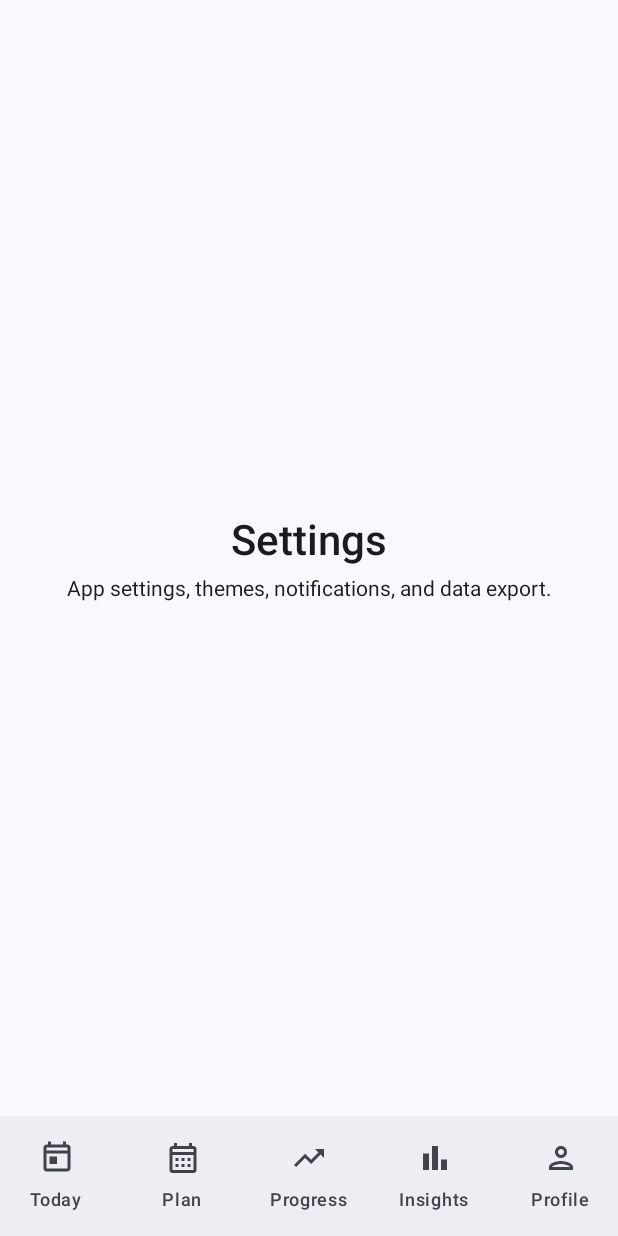
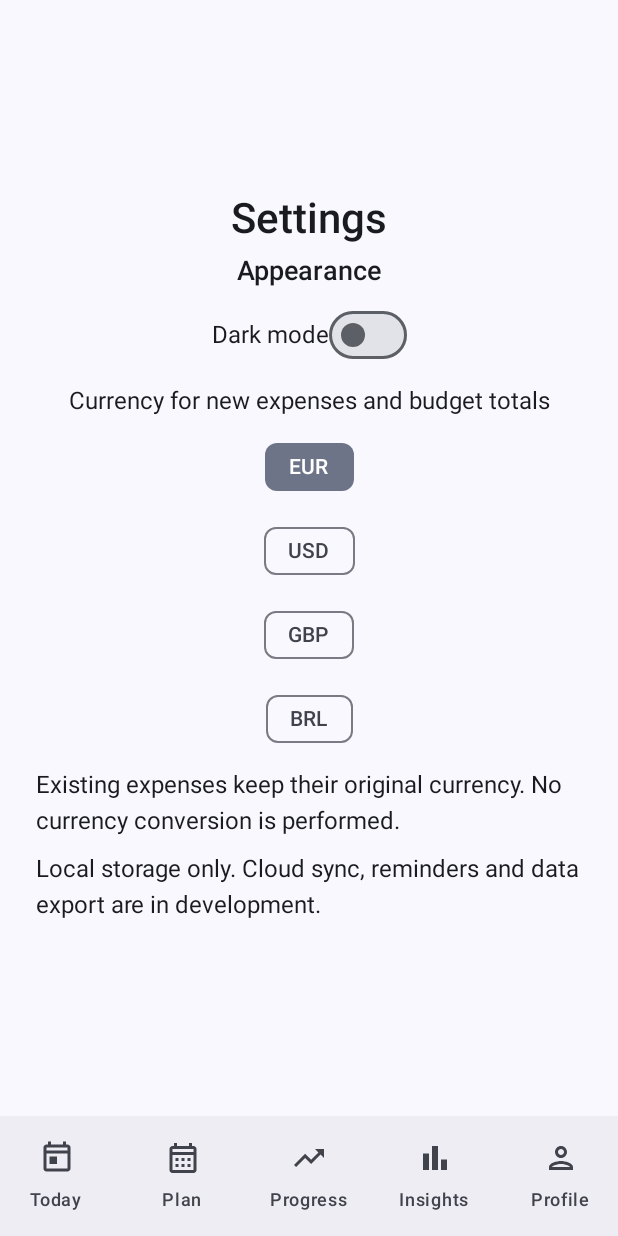
Before and after one commit to luigi043/LifeOS, an Android app built with Jetpack Compose: the SettingsScreen screen opened through its navigation route, on a phone screen of 412 x 824 dp. Run offline under Robolectric (Android 15) with nearby library versions, the phone set to English and light mode, and no system bars; our stand-ins replace Dagger/Hilt's generated code.

Commit message:
fix(app): connect local profile workflows and expose every module honestly
Finance, grocery, habits, wellness and settings had no reachable entry from the main UI. Profile setup accepted malformed metrics and budgets, set completion before currency persistence, and exposed non-scrolling goals on smaller screens. The dashboard and module descriptions implied capabilities that were not implemented.

Add dashboard navigation to all modules, show stored profile details, wire appearance/currency controls, and show current local budget information before the module directory. Validate optional profile fields and budget relationships, retain invalid input, scroll onboarding content around the keyboard and set completion only after profile and currency saves. Replace placeholder health, analytics and recurring-feature claims with explicit development status.

Validation: all ten native unit regressions pass and both debug APKs build with Java 17 / SDK 35. Two onboarding tests cover malformed budgets, food-budget limits, required names and optional metric validation. Native onboarding and local finance paths ran with fictional values. Remaining module screenshots and relaunch verification are recorded separately in the verification deliverables.

```diff
--- a/app/src/main/java/com/luigi/lifeos/navigation/LifeOsNavHost.kt
+++ b/app/src/main/java/com/luigi/lifeos/navigation/LifeOsNavHost.kt
@@ -46,7 +46,7 @@ fun LifeOsNavHost(
             },
         )
 
-        todayScreen()
+        todayScreen(onNavigate = { route -> navController.navigate(route) { launchSingleTop = true } })
 
         // Finance — overview + add-expense form
         financeScreen(
--- a/feature/analytics/src/main/java/com/luigi/lifeos/feature/analytics/ui/AnalyticsViewModel.kt
+++ b/feature/analytics/src/main/java/com/luigi/lifeos/feature/analytics/ui/AnalyticsViewModel.kt
@@ -15,7 +15,7 @@ import javax.inject.Inject
 class AnalyticsViewModel @Inject constructor() : ViewModel() {
 
     private val _state = MutableStateFlow(
-        AnalyticsUiState(tagline = "Insights across systems — correlations, trends, AI insights."),
+        AnalyticsUiState(tagline = "Analytics are in development. No trends or AI insights are calculated yet."),
     )
     val state: StateFlow<AnalyticsUiState> = _state.asStateFlow()
 }
--- a/feature/grocery/src/main/java/com/luigi/lifeos/feature/grocery/ui/GroceryScreen.kt
+++ b/feature/grocery/src/main/java/com/luigi/lifeos/feature/grocery/ui/GroceryScreen.kt
@@ -37,6 +37,7 @@ fun GroceryScreen(
         if (state.isLoading) {
             Text("Loading…", style = MaterialTheme.typography.bodyMedium)
         } else {
+            Text("Grocery editing is in development.", style = MaterialTheme.typography.bodyMedium)
             val total = state.pendingEstimatedTotal
             Text(
                 "${state.pendingItems.size} item(s) pending" +
--- a/feature/habits/src/main/java/com/luigi/lifeos/feature/habits/ui/HabitsViewModel.kt
+++ b/feature/habits/src/main/java/com/luigi/lifeos/feature/habits/ui/HabitsViewModel.kt
@@ -15,7 +15,7 @@ import javax.inject.Inject
 class HabitsViewModel @Inject constructor() : ViewModel() {
 
     private val _state = MutableStateFlow(
-        HabitsUiState(tagline = "Habit tracking, streaks, consistency."),
+        HabitsUiState(tagline = "Habit tracking is in development. No streaks are calculated yet."),
     )
     val state: StateFlow<HabitsUiState> = _state.asStateFlow()
 }
--- a/feature/mentalhealth/src/main/java/com/luigi/lifeos/feature/mentalhealth/ui/MentalHealthScreen.kt
+++ b/feature/mentalhealth/src/main/java/com/luigi/lifeos/feature/mentalhealth/ui/MentalHealthScreen.kt
@@ -33,7 +33,7 @@ fun MentalHealthScreen(
         verticalArrangement = Arrangement.spacedBy(8.dp, Alignment.CenterVertically),
         horizontalAlignment = Alignment.CenterHorizontally,
     ) {
-        Text("MentalHealth", style = MaterialTheme.typography.headlineLarge)
+        Text("Mental wellness", style = MaterialTheme.typography.headlineLarge)
         Text(state.tagline, style = MaterialTheme.typography.bodyMedium)
     }
 }
--- a/feature/mentalhealth/src/main/java/com/luigi/lifeos/feature/mentalhealth/ui/MentalHealthViewModel.kt
+++ b/feature/mentalhealth/src/main/java/com/luigi/lifeos/feature/mentalhealth/ui/MentalHealthViewModel.kt
@@ -15,7 +15,7 @@ import javax.inject.Inject
 class MentalHealthViewModel @Inject constructor() : ViewModel() {
 
     private val _state = MutableStateFlow(
-        MentalHealthUiState(tagline = "Mood, journaling, stability scoring, burnout detection."),
+        MentalHealthUiState(tagline = "Mood logging and journaling are in development. No health assessments are provided."),
     )
     val state: StateFlow<MentalHealthUiState> = _state.asStateFlow()
 }
--- a/feature/nutrition/src/main/java/com/luigi/lifeos/feature/nutrition/ui/NutritionScreen.kt
+++ b/feature/nutrition/src/main/java/com/luigi/lifeos/feature/nutrition/ui/NutritionScreen.kt
@@ -38,7 +38,7 @@ fun NutritionScreen(
             Text("Loading…", style = MaterialTheme.typography.bodyMedium)
         } else {
             Text(
-                "${state.recipes.size} recipe(s) · tap to manage",
+                "${state.recipes.size} saved recipes. Recipe management is in development.",
                 style = MaterialTheme.typography.bodyMedium,
             )
         }
--- a/feature/onboarding/build.gradle.kts
+++ b/feature/onboarding/build.gradle.kts
@@ -13,3 +13,9 @@ dependencies {
     implementation(project(":core:data"))
     implementation(project(":core:datastore"))
 }
+
+dependencies {
+    testImplementation(libs.junit)
+    testImplementation(libs.mockk)
+    testImplementation(libs.kotlinx.coroutines.test)
+}
--- a/feature/onboarding/src/main/java/com/luigi/lifeos/feature/onboarding/ui/OnboardingScreen.kt
+++ b/feature/onboarding/src/main/java/com/luigi/lifeos/feature/onboarding/ui/OnboardingScreen.kt
@@ -21,6 +21,9 @@ import androidx.compose.material3.LinearProgressIndicator
 import androidx.compose.material3.MaterialTheme
 import androidx.compose.material3.Surface
 import androidx.compose.material3.Text
+import androidx.compose.foundation.rememberScrollState
+import androidx.compose.foundation.verticalScroll
+import androidx.compose.foundation.layout.imePadding
 import androidx.compose.runtime.Composable
 import androidx.compose.runtime.LaunchedEffect
 import androidx.compose.runtime.collectAsState
@@ -65,7 +68,7 @@ fun OnboardingScreen(
     }
 
     Surface(modifier = Modifier.fillMaxSize()) {
-        Column(modifier = Modifier.fillMaxSize()) {
+        Column(modifier = Modifier.fillMaxSize().imePadding()) {
             // Step progress
             LinearProgressIndicator(
                 progress = { state.progressFraction },
@@ -85,16 +88,16 @@ fun OnboardingScreen(
             ) {
                 Box(modifier = Modifier.weight(1f)) {
                     when (state.step) {
-                        OnboardingStep.WELCOME -> WelcomeStep()
-                        OnboardingStep.PROFILE -> ProfileStep(state, viewModel)
-                        OnboardingStep.BODY -> BodyStep(state, viewModel)
-                        OnboardingStep.GOALS -> GoalsStep(state, viewModel)
-                        OnboardingStep.BUDGET -> BudgetStep(state, viewModel)
+                        OnboardingStep.WELCOME -> Column(Modifier.verticalScroll(rememberScrollState())) { WelcomeStep() }
+                        OnboardingStep.PROFILE -> Column(Modifier.verticalScroll(rememberScrollState())) { ProfileStep(state, viewModel) }
+                        OnboardingStep.BODY -> Column(Modifier.verticalScroll(rememberScrollState())) { BodyStep(state, viewModel) }
+                        OnboardingStep.GOALS -> Column(Modifier.verticalScroll(rememberScrollState())) { GoalsStep(state, viewModel) }
+                        OnboardingStep.BUDGET -> Column(Modifier.verticalScroll(rememberScrollState())) { BudgetStep(state, viewModel) }
                         OnboardingStep.REVIEW -> ReviewStep(state)
                     }
                 }
 
-                state.error?.let { msg ->
+                (state.error ?: state.validationMessage)?.let { msg ->
                     Text(
                         msg,
                         style = MaterialTheme.typography.bodyMedium,
@@ -103,7 +106,7 @@ fun OnboardingScreen(
                 }
 
                 NavRow(
-                    canBack = state.step != OnboardingStep.WELCOME,
+                    canBack = state.step != OnboardingStep.WELCOME && !state.isSaving,
                     canAdvance = state.canAdvance && !state.isSaving,
                     isSaving = state.isSaving,
                     isFinalStep = state.step == OnboardingStep.REVIEW,
@@ -155,7 +158,7 @@ private fun WelcomeStep() {
     Column(verticalArrangement = Arrangement.spacedBy(Spacing.lg)) {
         LifeOsSectionHeader(
             title = "Welcome to LifeOS",
-            subtitle = "One place for your money, meals, workouts, and mood. Let's set you up — takes about 90 seconds.",
+            subtitle = "Set up your local profile and start tracking expenses. Other lifestyle modules are in development.",
         )
         Spacer(Modifier.height(Spacing.md))
         LifeOsCard(modifier = Modifier.fillMaxWidth()) {
@@ -163,7 +166,7 @@ private fun WelcomeStep() {
                 Text("What you'll do today:", fontWeight = FontWeight.SemiBold)
                 BulletLine("Tell us a bit about you.")
                 BulletLine("Pick a fitness goal and dietary preference.")
-                BulletLine("Set a starting budget — you can change it later.")
+                BulletLine("Save your starting budget preferences.")
             }
         }
     }
@@ -195,7 +198,7 @@ private fun BodyStep(state: OnboardingUiState, vm: OnboardingViewModel) {
     Column(verticalArrangement = Arrangement.spacedBy(Spacing.lg)) {
         LifeOsSectionHeader(
             title = "Your body",
-            subtitle = "All fields are optional — only used for calorie + weight targets.",
+            subtitle = "Optional profile details. Enter positive numbers or leave blank. Targets are not calculated yet.",
         )
         LifeOsTextField(
             value = state.heightCmText,
@@ -223,7 +226,7 @@ private fun GoalsStep(state: OnboardingUiState, vm: OnboardingViewModel) {
     Column(verticalArrangement = Arrangement.spacedBy(Spacing.lg)) {
         LifeOsSectionHeader(
             title = "Your goals",
-            subtitle = "Pick what matters most right now — you can change this later.",
+            subtitle = "Save your preferences for future planning features.",
         )
         ChipGroup(
             label = "Fitness goal",
@@ -254,7 +257,7 @@ private fun BudgetStep(state: OnboardingUiState, vm: OnboardingViewModel) {
     Column(verticalArrangement = Arrangement.spacedBy(Spacing.lg)) {
         LifeOsSectionHeader(
             title = "Your budget",
-            subtitle = "Starting numbers only — LifeOS will adapt these as you log spending.",
+            subtitle = "Optional preferences. Use up to two decimal places. Food budget must not exceed the monthly budget.",
         )
         LifeOsTextField(
             value = state.monthlyBudgetText,
@@ -268,7 +271,7 @@ private fun BudgetStep(state: OnboardingUiState, vm: OnboardingViewModel) {
             onValueChange = vm::onFoodBudgetChange,
             label = "Food budget",
             keyboardType = KeyboardType.Decimal,
-            supportingText = "Used for meal planning + grocery warnings.",
+            supportingText = "Saved to your profile. Grocery warnings are not available yet.",
         )
         ChipGroup(
             label = "Currency",
@@ -289,7 +292,7 @@ private fun ReviewStep(state: OnboardingUiState) {
         item {
             LifeOsSectionHeader(
                 title = "All set?",
-                subtitle = "We'll save this to your device. Nothing leaves the phone.",
+                subtitle = "Saved locally on this device. Android backup follows your device settings.",
             )
         }
         item { ReviewLine("Name", state.displayName.ifBlank { "—" }) }
--- a/feature/settings/src/main/java/com/luigi/lifeos/feature/settings/ui/SettingsScreen.kt
+++ b/feature/settings/src/main/java/com/luigi/lifeos/feature/settings/ui/SettingsScreen.kt
@@ -5,6 +5,11 @@ import androidx.compose.foundation.layout.Column
 import androidx.compose.foundation.layout.fillMaxSize
 import androidx.compose.foundation.layout.padding
 import androidx.compose.material3.Text
+import androidx.compose.material3.Switch
+import androidx.compose.material3.FilterChip
+import androidx.compose.foundation.rememberScrollState
+import androidx.compose.foundation.verticalScroll
+import androidx.compose.foundation.layout.Row
 import androidx.compose.runtime.Composable
 import androidx.compose.runtime.collectAsState
 import androidx.compose.runtime.getValue
@@ -28,12 +33,23 @@ fun SettingsScreen(
     val state by viewModel.state.collectAsState()
     Column(
         modifier = Modifier
-            .fillMaxSize()
+            .fillMaxSize().verticalScroll(rememberScrollState())
             .padding(24.dp),
         verticalArrangement = Arrangement.spacedBy(8.dp, Alignment.CenterVertically),
         horizontalAlignment = Alignment.CenterHorizontally,
     ) {
         Text("Settings", style = MaterialTheme.typography.headlineLarge)
-        Text(state.tagline, style = MaterialTheme.typography.bodyMedium)
+        state.error?.let { Text(it, color = MaterialTheme.colorScheme.error) }
+        Text("Appearance", style = MaterialTheme.typography.titleLarge)
+        Row(verticalAlignment = Alignment.CenterVertically) {
+            Text("Dark mode")
+            Switch(checked = state.darkMode, onCheckedChange = viewModel::onDarkModeChanged)
+        }
+        Text("Currency for new expenses and budget totals")
+        listOf("EUR", "USD", "GBP", "BRL").forEach { code ->
+            FilterChip(selected = state.baseCurrency == code, onClick = { viewModel.onCurrencyChanged(code) }, label = { Text(code) })
+        }
+        Text("Existing expenses keep their original currency. No currency conversion is performed.")
+        Text("Local storage only. Cloud sync, reminders and data export are in development.")
     }
 }
--- a/feature/settings/src/main/java/com/luigi/lifeos/feature/settings/ui/SettingsViewModel.kt
+++ b/feature/settings/src/main/java/com/luigi/lifeos/feature/settings/ui/SettingsViewModel.kt
@@ -10,6 +10,8 @@ import kotlinx.coroutines.flow.combine
 import kotlinx.coroutines.flow.stateIn
 import kotlinx.coroutines.launch
 import javax.inject.Inject
+import kotlinx.coroutines.CancellationException
+import kotlinx.coroutines.flow.MutableStateFlow
 
 /**
  * SettingsViewModel — manages user preferences like theme and currency.
@@ -20,13 +22,17 @@ class SettingsViewModel @Inject constructor(
     private val userPreferences: UserPreferences,
 ) : ViewModel() {
 
+    private val error = MutableStateFlow<String?>(null)
+
     val state: StateFlow<SettingsUiState> = combine(
         userPreferences.darkMode,
-        userPreferences.baseCurrency
-    ) { darkMode, currency ->
+        userPreferences.baseCurrency,
+        error,
+    ) { darkMode, currency, error ->
         SettingsUiState(
             darkMode = darkMode ?: false,
             baseCurrency = currency,
+            error = error,
             tagline = "App settings, themes, notifications, and data export."
         )
     }.stateIn(
@@ -37,18 +43,24 @@ class SettingsViewModel @Inject constructor(
 
     fun onDarkModeChanged(enabled: Boolean) {
         viewModelScope.launch {
-            userPreferences.setDarkMode(enabled)
+            savePreference { userPreferences.setDarkMode(enabled) }
         }
     }
 
     fun onCurrencyChanged(code: String) {
         viewModelScope.launch {
-            userPreferences.setBaseCurrency(code)
+            savePreference { userPreferences.setBaseCurrency(code) }
         }
+    }
+    private suspend fun savePreference(action: suspend () -> Unit) {
+        try { action(); error.value = null }
+        catch (e: CancellationException) { throw e }
+        catch (_: Exception) { error.value = "Could not save preferences. Please try again." }
     }
 }
 
 data class SettingsUiState(
+    val error: String? = null,
     val darkMode: Boolean = false,
     val baseCurrency: String = "EUR",
     val tagline: String = "",
--- a/feature/today/src/main/java/com/luigi/lifeos/feature/today/navigation/TodayNavigation.kt
+++ b/feature/today/src/main/java/com/luigi/lifeos/feature/today/navigation/TodayNavigation.kt
@@ -11,8 +11,8 @@ import com.luigi.lifeos.feature.today.ui.TodayScreen
  */
 const val TodayRoute = "today"
 
-fun NavGraphBuilder.todayScreen() {
+fun NavGraphBuilder.todayScreen(onNavigate: (String) -> Unit) {
     composable(route = TodayRoute) {
-        TodayScreen()
+        TodayScreen(onNavigate = onNavigate)
     }
 }
--- a/feature/workout/src/main/java/com/luigi/lifeos/feature/workout/ui/WorkoutViewModel.kt
+++ b/feature/workout/src/main/java/com/luigi/lifeos/feature/workout/ui/WorkoutViewModel.kt
@@ -15,7 +15,7 @@ import javax.inject.Inject
 class WorkoutViewModel @Inject constructor() : ViewModel() {
 
     private val _state = MutableStateFlow(
-        WorkoutUiState(tagline = "Exercise tracking, plans, timers, progress, muscle targeting."),
+        WorkoutUiState(tagline = "Workout planning and exercise logging are in development. No workouts are recorded yet."),
     )
     val state: StateFlow<WorkoutUiState> = _state.asStateFlow()
 }
```
Also changed, not shown: feature/onboarding/src/main/java/com/luigi/lifeos/feature/onboarding/ui/OnboardingUiState.kt (+17 -3 lines), feature/onboarding/src/main/java/com/luigi/lifeos/feature/onboarding/ui/OnboardingViewModel.kt (+8 -5 lines), feature/profile/src/main/java/com/luigi/lifeos/feature/profile/ui/ProfileScreen.kt (+19 -2 lines), feature/profile/src/main/java/com/luigi/lifeos/feature/profile/ui/ProfileViewModel.kt (+6 -17 lines), feature/today/src/main/java/com/luigi/lifeos/feature/today/ui/TodayScreen.kt (+24 -15 lines), feature/today/src/main/java/com/luigi/lifeos/feature/today/ui/TodayViewModel.kt (+38 -37 lines), 1 other file.
